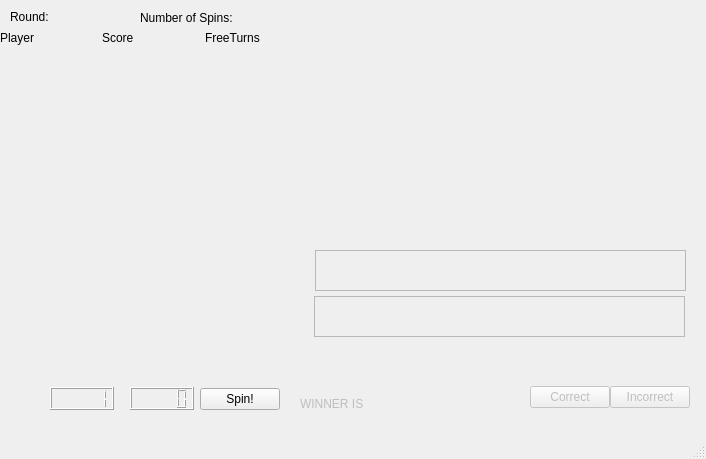
Before: the Qt Designer form ui.ui in w531t4/Knights-of-the-Laughing-Tree, drawn with Qt 5.
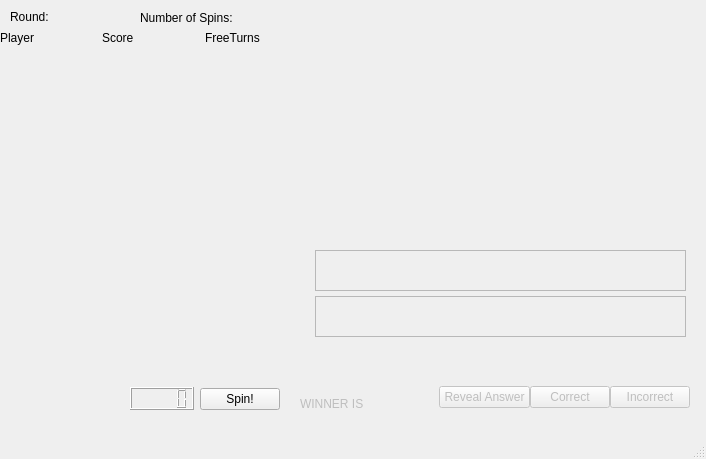
After: the same form once the commit is applied.

Commit message: Add Timer. Fix random category selection. Track trivia questions asked. Alter UI according to current state.

Patch:
```diff
--- a/ui.ui
+++ b/ui.ui
@@ -33,22 +33,6 @@
      <string>Spin!</string>
     </property>
    </widget>
-   <widget class="QLCDNumber" name="spinOutcomeLCD">
-    <property name="geometry">
-     <rect>
-      <x>50</x>
-      <y>387</y>
-      <width>64</width>
-      <height>23</height>
-     </rect>
-    </property>
-    <property name="value" stdset="0">
-     <double>1.000000000000000</double>
-    </property>
-    <property name="intValue" stdset="0">
-     <number>1</number>
-    </property>
-   </widget>
    <widget class="QWidget" name="gridLayoutWidget">
     <property name="geometry">
      <rect>
@@ -332,9 +316,9 @@
     <property name="geometry">
      <rect>
       <x>320</x>
-      <y>10</y>
+      <y>50</y>
       <width>371</width>
-      <height>231</height>
+      <height>191</height>
      </rect>
     </property>
     <layout class="QGridLayout" name="gridLayout_4">
@@ -569,7 +553,7 @@
     </property>
     <property name="geometry">
      <rect>
-      <x>314</x>
+      <x>315</x>
       <y>296</y>
       <width>371</width>
       <height>41</height>
@@ -618,6 +602,22 @@
      </rect>
     </property>
    </widget>
+   <widget class="QPushButton" name="button_reveal">
+    <property name="enabled">
+     <bool>false</bool>
+    </property>
+    <property name="geometry">
+     <rect>
+      <x>439</x>
+      <y>386</y>
+      <width>91</width>
+      <height>22</height>
+     </rect>
+    </property>
+    <property name="text">
+     <string>Reveal Answer</string>
+    </property>
+   </widget>
   </widget>
   <widget class="QMenuBar" name="menubar">
    <property name="geometry">
```
The commit also changes 4 other files.
